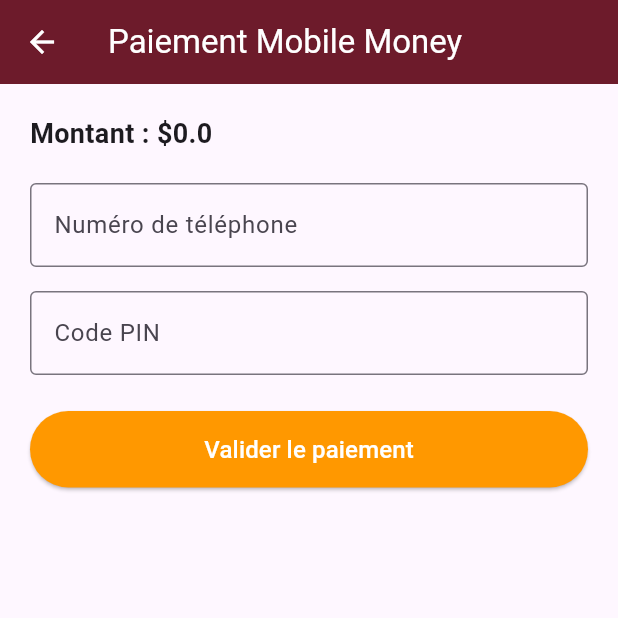
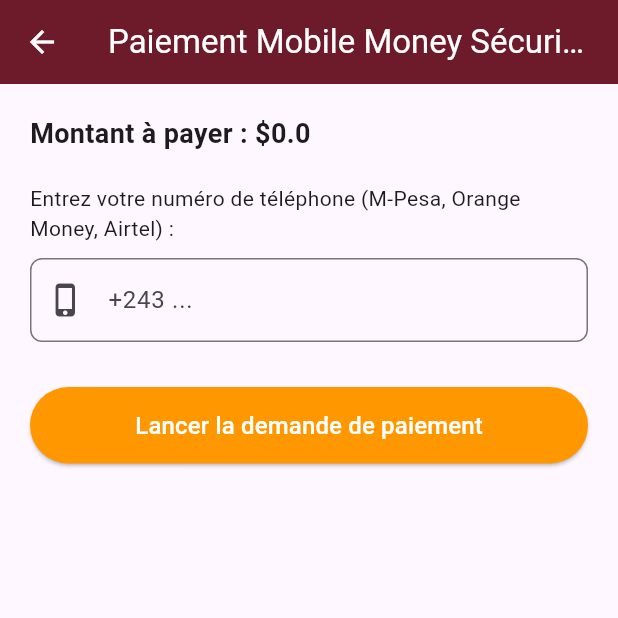
Before and after one commit to swanmanasse048-rgb/Tablego, a Flutter app: the MobileMoneyPaymentScreen screen opened directly with empty values, on a phone screen of 412 x 824 dp, the top half of it. Run offline on Flutter 3.47's test engine with Material 3 defaults, Android fonts, the phone set to English and light mode, and no system bars; our stand-ins replace audioplayers, firebase_core, firebase_messaging, flutter_local_notifications, image_picker, qr_flutter and 3 more; accounts and stored records are empty.

Commit message:
tiens compte de modifications

```diff
--- a/lib/client/mobile_money_screen.dart
+++ b/lib/client/mobile_money_screen.dart
@@ -1,6 +1,5 @@
 import 'package:flutter/material.dart';
 import 'package:supabase_flutter/supabase_flutter.dart';
-
 
 class MobileMoneyPaymentScreen extends StatefulWidget {
   final dynamic orderId;
@@ -19,13 +18,13 @@ class MobileMoneyPaymentScreen extends StatefulWidget {
 class _MobileMoneyPaymentScreenState extends State<MobileMoneyPaymentScreen> {
   final supabase = Supabase.instance.client;
   final _phoneController = TextEditingController();
-  final _pinController = TextEditingController();
   bool _isLoading = false;
 
-  void _processPayment() async {
-    if (_phoneController.text.trim().isEmpty || _pinController.text.trim().isEmpty) {
+  void _processRealPayment() async {
+    final phone = _phoneController.text.trim();
+    if (phone.isEmpty) {
       ScaffoldMessenger.of(context).showSnackBar(
-        const SnackBar(content: Text("Veuillez remplir tous les champs."), backgroundColor: Colors.red),
+        const SnackBar(content: Text("Veuillez entrer votre numéro de téléphone."), backgroundColor: Colors.red),
       );
       return;
     }
@@ -33,32 +32,52 @@ class _MobileMoneyPaymentScreenState extends State<MobileMoneyPaymentScreen> {
     setState(() => _isLoading = true);
 
     try {
-      // Simulation simple du traitement réseau
-      await Future.delayed(const Duration(seconds: 2));
+      // Appel d'une Supabase Edge Function sécurisée pour initier le paiement réel
+      final response = await supabase.functions.invoke(
+        'initiate-payment',
+        body: {
+          'order_id': widget.orderId,
+          'amount': widget.amount,
+          'phone': phone,
+        },
+      );
 
-      // Mise à jour instantanée du statut dans Supabase
-      await supabase.from('orders').update({
-        'payment_status': 'paid',
-        'status': 'completed',
-      }).eq('id', widget.orderId);
+      if (response.status == 200) {
+        if (mounted) {
+          setState(() => _isLoading = false);
 
-      if (mounted) {
-        Navigator.pop(context);
-        ScaffoldMessenger.of(context).showSnackBar(
-          const SnackBar(
-            content: Text("Paiement validé ! Le restaurant a reçu l'argent."),
-            backgroundColor: Colors.green,
-          ),
-        );
+          // Affichage d'une instruction claire pour l'utilisateur
+          showDialog(
+            context: context,
+            barrierDismissible: false,
+            builder: (context) => AlertDialog(
+              title: const Text("Vérification en cours"),
+              content: const Text(
+                "Une demande de paiement a été envoyée sur votre téléphone. Veuillez valider avec votre code PIN.",
+              ),
+              actions: [
+                ElevatedButton(
+                  style: ElevatedButton.styleFrom(backgroundColor: const Color(0xFF6D1B2B)),
+                  onPressed: () {
+                    Navigator.pop(context); // Ferme la boîte de dialogue
+                    Navigator.pop(context); // Quitte l'écran de paiement
+                  },
+                  child: const Text("J'ai validé", style: TextStyle(color: Colors.white)),
+                ),
+              ],
+            ),
+          );
+        }
+      } else {
+        throw Exception(response.data['error'] ?? "Erreur lors de l'initialisation du paiement.");
       }
     } catch (e) {
       if (mounted) {
+        setState(() => _isLoading = false);
         ScaffoldMessenger.of(context).showSnackBar(
           SnackBar(content: Text("Erreur : $e"), backgroundColor: Colors.red),
         );
       }
-    } finally {
-      if (mounted) setState(() => _isLoading = false);
     }
   }
 
@@ -66,7 +85,7 @@ class _MobileMoneyPaymentScreenState extends State<MobileMoneyPaymentScreen> {
   Widget build(BuildContext context) {
     return Scaffold(
       appBar: AppBar(
-        title: const Text("Paiement Mobile Money"),
+        title: const Text("Paiement Mobile Money Sécurisé"),
         backgroundColor: const Color(0xFF6D1B2B),
         foregroundColor: Colors.white,
       ),
@@ -75,31 +94,23 @@ class _MobileMoneyPaymentScreenState extends State<MobileMoneyPaymentScreen> {
         child: Column(
           crossAxisAlignment: CrossAxisAlignment.start,
           children: [
-            Text("Montant : \$${widget.amount}", style: const TextStyle(fontSize: 18, fontWeight: FontWeight.bold)),
+            Text(
+              "Montant à payer : \$${widget.amount}",
+              style: const TextStyle(fontSize: 18, fontWeight: FontWeight.bold),
+            ),
             const SizedBox(height: 20),
+            const Text("Entrez votre numéro de téléphone (M-Pesa, Orange Money, Airtel) :"),
+            const SizedBox(height: 10),
             TextField(
               controller: _phoneController,
               keyboardType: TextInputType.phone,
-              decoration: const InputDecoration(
-                labelText: "Numéro de téléphone",
-                hintText: "+243...",
-                border: OutlineInputBorder(),
+              decoration: InputDecoration(
+                hintText: "+243 ...",
+                border: OutlineInputBorder(borderRadius: BorderRadius.circular(8)),
+                prefixIcon: const Icon(Icons.phone_iphone),
               ),
             ),
-            const SizedBox(height: 16),
-            TextField(
-              controller: _pinController,
-              keyboardType: TextInputType.number,
-              obscureText: true,
-              maxLength: 5,
-              decoration: const InputDecoration(
-                labelText: "Code PIN",
-                hintText: "*****",
-                counterText: "",
-                border: OutlineInputBorder(),
-              ),
-            ),
-            const SizedBox(height: 24),
+            const SizedBox(height: 30),
             SizedBox(
               width: double.infinity,
               child: ElevatedButton(
@@ -108,10 +119,14 @@ class _MobileMoneyPaymentScreenState extends State<MobileMoneyPaymentScreen> {
                   foregroundColor: Colors.white,
                   padding: const EdgeInsets.symmetric(vertical: 14),
                 ),
-                onPressed: _isLoading ? null : _processPayment,
+                onPressed: _isLoading ? null : _processRealPayment,
                 child: _isLoading
-                    ? const SizedBox(height: 20, width: 20, child: CircularProgressIndicator(color: Colors.white, strokeWidth: 2))
-                    : const Text("Valider le paiement", style: TextStyle(fontSize: 16)),
+                    ? const SizedBox(
+                        height: 20,
+                        width: 20,
+                        child: CircularProgressIndicator(color: Colors.white, strokeWidth: 2),
+                      )
+                    : const Text("Lancer la demande de paiement", style: TextStyle(fontSize: 16)),
               ),
             ),
           ],
--- a/lib/main.dart
+++ b/lib/main.dart
@@ -1,6 +1,6 @@
 import 'package:firebase_core/firebase_core.dart';
 import 'package:firebase_messaging/firebase_messaging.dart';
-import 'package:savora/restaurant/splash_restaurant.dart';
+import 'package:savora/screens/splah_screen.dart';
 import 'package:savora/services/notifications_service.dart';
 import 'package:supabase_flutter/supabase_flutter.dart';
 import 'package:flutter/material.dart';
@@ -43,7 +43,7 @@ class TableGO extends StatelessWidget {
     return MaterialApp(
       debugShowCheckedModeBanner: false,
       title: 'Savora',
-      home: const SplashRestaurant(),
+      home: const SplashScreen(),
     );
   }
 }
```
Also changed, not shown: 1 other file.
